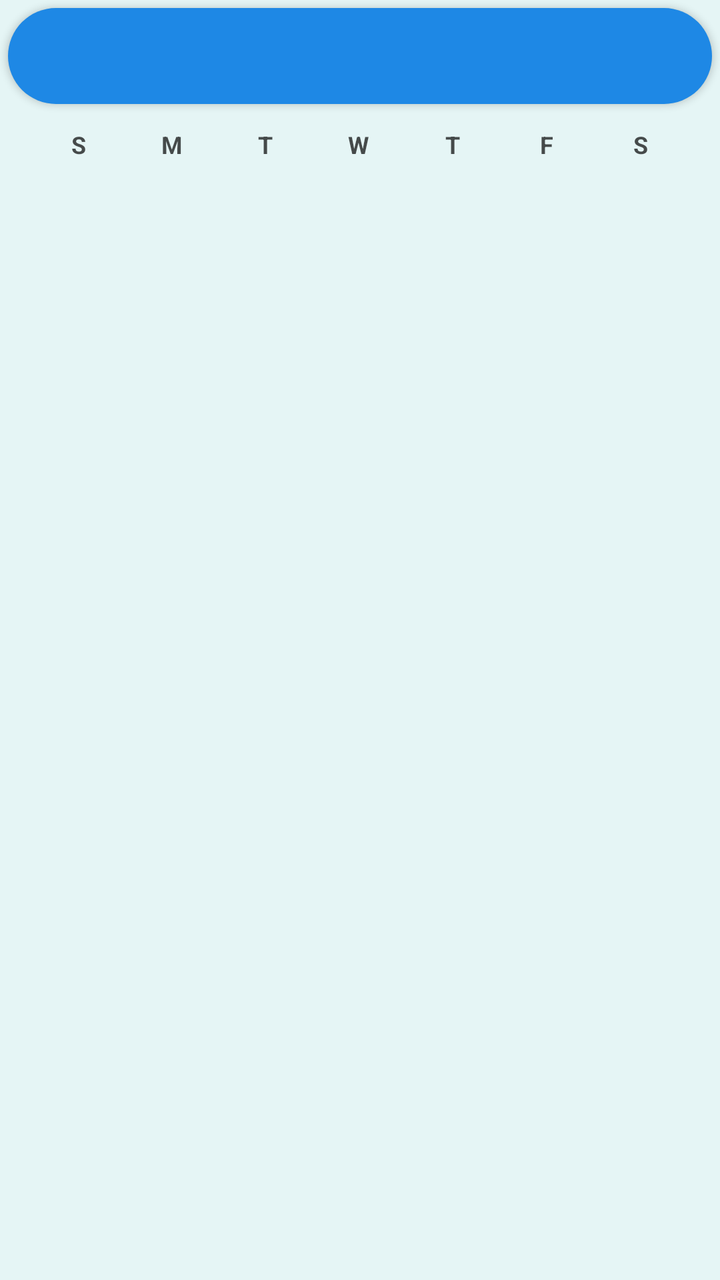
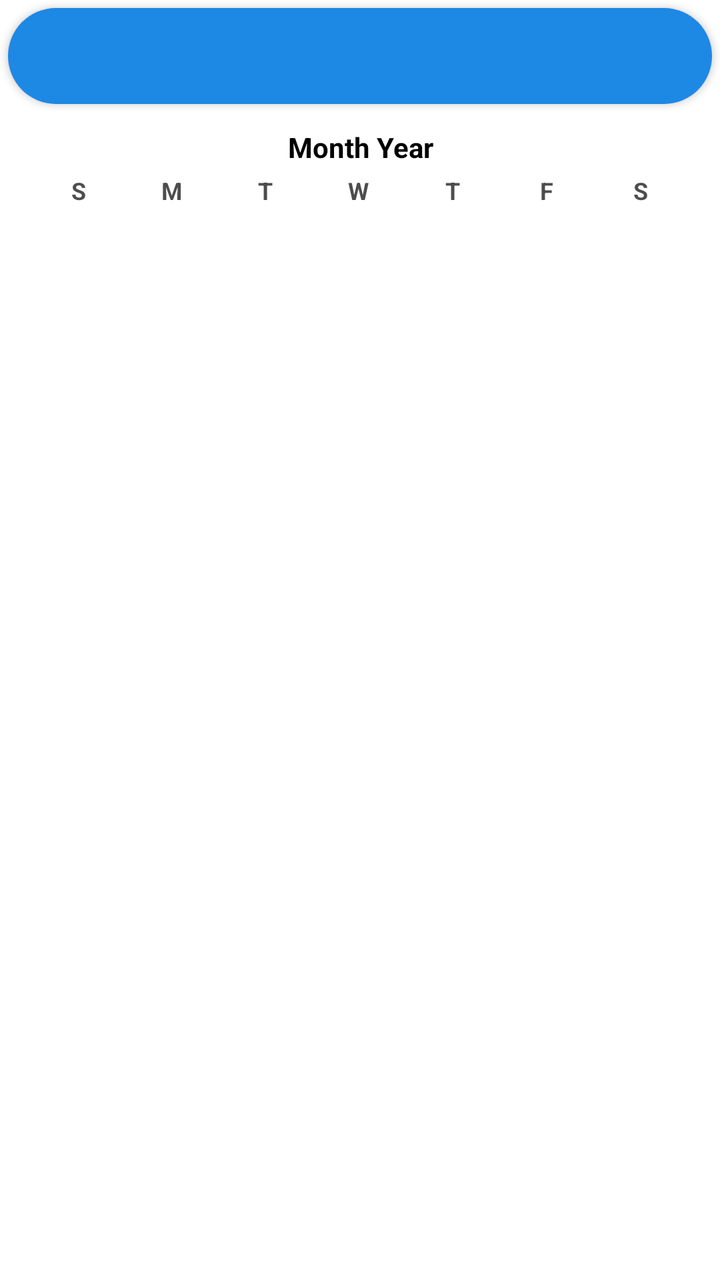

Compare the two renders of this Android layout. The source of the first and the diff that turns it into the second are given below.
<!-- AndroidManifest.xml: application theme Theme.Nudge -->
<!-- res/layout/fragment_reminder_list.xml -->
<?xml version="1.0" encoding="utf-8"?>
<LinearLayout xmlns:android="http://schemas.android.com/apk/res/android"
    android:layout_width="match_parent"
    android:layout_height="match_parent"
    xmlns:app="http://schemas.android.com/apk/res-auto"
    android:orientation="vertical">

    <Button
        android:id="@+id/dateButton"
        android:layout_width="match_parent"
        android:layout_height="wrap_content"
        android:background="@drawable/rounded_corner"
        android:layout_margin="4dp"/>

    
    <LinearLayout
        android:id="@+id/miniCalendarContainer"
        android:layout_width="match_parent"
        android:layout_height="wrap_content"
        android:layout_marginStart="16dp"
        android:layout_marginEnd="16dp"
        android:layout_marginTop="8dp"
        android:orientation="vertical">

        
        <LinearLayout
            android:layout_width="match_parent"
            android:layout_height="wrap_content"
            android:orientation="horizontal"
            android:gravity="center_vertical">

            
            <TextView style="@style/MiniCalHeader" android:text="S" />
            <TextView style="@style/MiniCalHeader" android:text="M" />
            <TextView style="@style/MiniCalHeader" android:text="T" />
            <TextView style="@style/MiniCalHeader" android:text="W" />
            <TextView style="@style/MiniCalHeader" android:text="T" />
            <TextView style="@style/MiniCalHeader" android:text="F" />
            <TextView style="@style/MiniCalHeader" android:text="S" />
        </LinearLayout>

        <androidx.recyclerview.widget.RecyclerView
            android:id="@+id/miniCalendarRv"
            android:layout_width="match_parent"
            android:layout_height="wrap_content"
            android:layout_marginTop="8dp"
            android:overScrollMode="never" />
    </LinearLayout>

    <androidx.constraintlayout.widget.ConstraintLayout xmlns:android="http://schemas.android.com/apk/res/android"
        android:layout_width="match_parent"
        android:layout_height="match_parent">

        <ProgressBar
            android:id="@+id/progressBar"
            android:layout_width="wrap_content"
            android:layout_height="wrap_content"
            app:layout_constraintTop_toTopOf="parent"
            app:layout_constraintBottom_toBottomOf="parent"
            app:layout_constraintStart_toStartOf="parent"
            app:layout_constraintEnd_toEndOf="parent"
            android:visibility="gone"/>

        <androidx.recyclerview.widget.RecyclerView
            android:id="@+id/recyclerView"
            android:layout_width="match_parent"
            android:layout_height="match_parent"
            android:layout_margin="16dp" />
    </androidx.constraintlayout.widget.ConstraintLayout>



</LinearLayout>
<!-- resources referenced by this layout -->
<resources>
  <!-- drawable rounded_corner (drawable) -->
  <shape xmlns:android="http://schemas.android.com/apk/res/android">
      <solid android:color="@color/white" />
      <corners android:radius="30dp" />
  </shape>
  <style name="MiniCalHeader">
          <item name="android:layout_width">0dp</item>
          <item name="android:layout_height">wrap_content</item>
          <item name="android:layout_weight">1</item>
          <item name="android:gravity">center</item>
          <item name="android:textSize">12sp</item>
          <item name="android:textStyle">bold</item>
          <item name="android:textColor">?attr/colorOnSurface</item>
          <item name="android:alpha">0.7</item>
      </style>
  <style name="Theme.Nudge" parent="Theme.MaterialComponents.DayNight.DarkActionBar">
          
          <item name="colorPrimary">@color/colorPrimary</item>
          <item name="colorPrimaryVariant">@color/colorPrimaryDark</item>
          <item name="colorOnPrimary">@color/white</item>
          
          <item name="colorSecondary">@color/colorAccent</item>
          <item name="colorSecondaryVariant">@color/colorAccent</item>
          <item name="colorOnSecondary">@color/black</item>
          
          <item name="android:colorBackground">@color/colorBackground</item>
          
          <item name="android:textColorPrimary">@color/colorTextPrimary</item>
          <item name="android:textColorSecondary">@color/colorTextSecondary</item>
          
          <item name="android:windowBackground">@color/colorBackground</item>
      </style>
  <color name="white">#FFFFFFFF</color>
  <color name="colorPrimary">#1E88E5</color>
  <color name="colorPrimaryDark">#1565C0</color>
  <color name="colorAccent">#B0B0B0</color>
  <color name="black">#FF000000</color>
  <color name="colorBackground">#E5F5F5</color>
  <color name="colorTextPrimary">#272829</color>
  <color name="colorTextSecondary">#757575</color>
</resources>

<!-- the commit's change to res/layout/fragment_reminder_list.xml (unified diff, before → after) -->
@@ -21,6 +21,17 @@
         android:layout_marginEnd="16dp"
         android:layout_marginTop="8dp"
         android:orientation="vertical">
+        
+        <TextView
+            android:id="@+id/miniCalendarMonth"
+            android:layout_width="match_parent"
+            android:layout_height="wrap_content"
+            android:text="Month Year"
+            android:textSize="14sp"
+            android:textStyle="bold"
+            android:textColor="?attr/colorOnSurface"
+            android:paddingBottom="4dp"
+            android:gravity="center_horizontal"/>
 
         
         <LinearLayout
<!-- resource entries referenced after the edit -->
@@ -15,7 +15,7 @@
           <item name="android:textColor">?attr/colorOnSurface</item>
           <item name="android:alpha">0.7</item>
       </style>
-  <style name="Theme.Nudge" parent="Theme.MaterialComponents.DayNight.DarkActionBar">
+  <style name="Theme.Nudge" parent="Theme.MaterialComponents.DayNight.NoActionBar">
           
           <item name="colorPrimary">@color/colorPrimary</item>
           <item name="colorPrimaryVariant">@color/colorPrimaryDark</item>
@@ -31,14 +31,16 @@
           <item name="android:textColorSecondary">@color/colorTextSecondary</item>
           
           <item name="android:windowBackground">@color/colorBackground</item>
+          <item name="android:statusBarColor">@color/colorTheme</item>
       </style>
   <color name="white">#FFFFFFFF</color>
   <color name="colorPrimary">#1E88E5</color>
   <color name="colorPrimaryDark">#1565C0</color>
   <color name="colorAccent">#B0B0B0</color>
   <color name="black">#FF000000</color>
-  <color name="colorBackground">#E5F5F5</color>
+  <color name="colorBackground">#FFFFFF</color>
   <color name="colorTextPrimary">#272829</color>
   <color name="colorTextSecondary">#757575</color>
+  <color name="colorTheme">#58CBFF</color>
 </resources>
 
